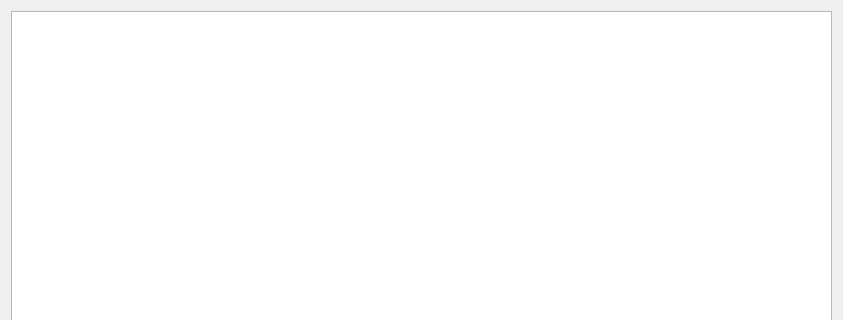
Above: toAdmin/admin.ui from Veala/toAdmin before the change; both pictures show x 0 to 843 and y 0 to 320 of the 843 by 587 pixel window. Below: the same form after it.
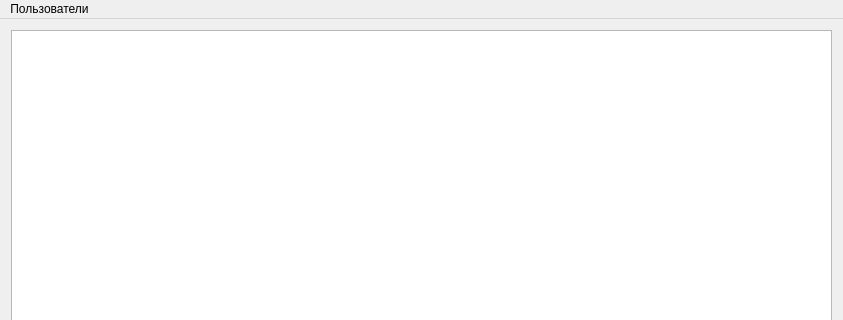
That is the form after the change.

Diff of the .ui file:
```diff
--- a/toAdmin/admin.ui
+++ b/toAdmin/admin.ui
@@ -29,6 +29,15 @@
      <height>21</height>
     </rect>
    </property>
+   <widget class="QMenu" name="menu">
+    <property name="title">
+     <string>Пользователи</string>
+    </property>
+    <addaction name="addUserAction"/>
+    <addaction name="accessRightsAction"/>
+    <addaction name="delUserAction"/>
+   </widget>
+   <addaction name="menu"/>
   </widget>
   <widget class="QStatusBar" name="statusBar"/>
  </widget>
```
Left out of the diff: 18 changed lines with no effect on the pictures.
